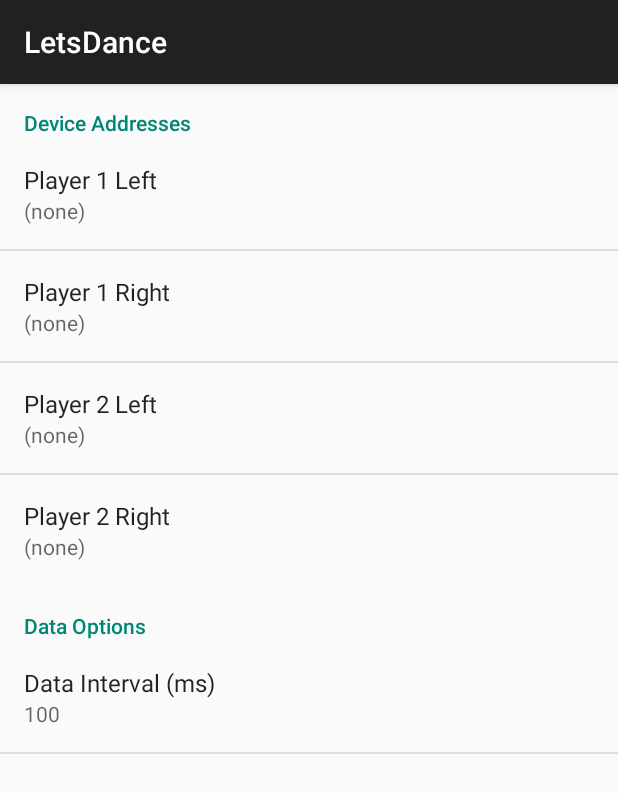
After one commit to hirokiht/LetsDance, an Android app: the fragment SettingsFragment shown on its own in the app's theme, on a phone screen of 412 x 824 dp. The commit adds this screen. Shown: the top 793 px of the screen. Run offline under Robolectric (Android 15) with nearby library versions, the phone set to English and light mode, and no system bars.

Commit message:
Added preference to select device and sensor interval

```diff
--- a/app/src/main/AndroidManifest.xml
+++ b/app/src/main/AndroidManifest.xml
@@ -2,6 +2,7 @@
 <manifest xmlns:android="http://schemas.android.com/apk/res/android"
     package="tw.edu.ncku.letsdance" >
     <uses-permission android:name="android.permission.BLUETOOTH" />
+    <uses-permission android:name="android.permission.BLUETOOTH_ADMIN" />
     <uses-feature android:name="android.hardware.bluetooth_le" android:required="true"/>
     <application
         android:allowBackup="true"
@@ -13,7 +14,6 @@
             android:label="@string/app_name" >
             <intent-filter>
                 <action android:name="android.intent.action.MAIN" />
-
                 <category android:name="android.intent.category.LAUNCHER" />
             </intent-filter>
         </activity>
--- /dev/null
+++ b/app/src/main/java/tw/edu/ncku/letsdance/SettingsFragment.java
@@ -0,0 +1,114 @@
+package tw.edu.ncku.letsdance;
+
+import android.bluetooth.BluetoothDevice;
+import android.bluetooth.BluetoothManager;
+import android.bluetooth.BluetoothProfile;
+import android.content.BroadcastReceiver;
+import android.content.Context;
+import android.content.Intent;
+import android.content.IntentFilter;
+import android.os.Bundle;
+import android.preference.EditTextPreference;
+import android.preference.ListPreference;
+import android.preference.Preference;
+import android.preference.PreferenceFragment;
+import android.support.annotation.NonNull;
+import android.support.v4.content.LocalBroadcastManager;
+import android.view.LayoutInflater;
+import android.view.View;
+import android.view.ViewGroup;
+import android.widget.Toast;
+
+import java.util.ArrayList;
+
+
+/**
+ * A simple {@link PreferenceFragment} subclass.
+ */
+public class SettingsFragment extends PreferenceFragment implements Preference.OnPreferenceChangeListener, Preference.OnPreferenceClickListener {
+    ListPreference[] macs = null;
+    EditTextPreference interval = null;
+    BluetoothManager btManager = null;
+    ArrayList<String> addresses = new ArrayList<>();
+    ArrayList<String> names = new ArrayList<>();
+
+    public SettingsFragment() {
+        addresses.add("");
+        names.add("(none)");
+    }
+
+    @Override
+    public void onCreate(Bundle savedInstanceState) {
+        super.onCreate(savedInstanceState);
+        btManager = (BluetoothManager) getActivity().getSystemService(Context.BLUETOOTH_SERVICE);
+        addPreferencesFromResource(R.xml.preferences);
+        macs = new ListPreference[]{(ListPreference)findPreference("mac0"),(ListPreference)findPreference("mac1"),
+                (ListPreference)findPreference("mac2"),(ListPreference)findPreference("mac3")};
+        interval = (EditTextPreference) findPreference("interval");
+        interval.setSummary(interval.getText());
+        interval.setOnPreferenceChangeListener(this);
+        for(ListPreference mac : macs) {
+            mac.setOnPreferenceChangeListener(this);
+            mac.setOnPreferenceClickListener(this);
+            mac.setEntries(names.toArray(new String[names.size()]));
+            mac.setEntryValues(addresses.toArray(new String[addresses.size()]));
+            if(mac.getValue() == null)
+                mac.setValueIndex(0);
+        }
+        for(BluetoothDevice device : btManager.getConnectedDevices(BluetoothProfile.GATT)){
+            if(addresses.contains(device.getAddress()))
+                continue;
+            addresses.add(device.getAddress());
+            names.add(device.getName()+" ("+device.getAddress()+")");
+            for(ListPreference mac : macs) {
+                mac.setEntries(names.toArray(new String[names.size()]));
+                mac.setEntryValues(addresses.toArray(new String[addresses.size()]));
+            }
+        }
+        LocalBroadcastManager.getInstance(getActivity()).registerReceiver(new BroadcastReceiver(){
+            @Override
+            public void onReceive(Context context, Intent intent) {
+                if(!intent.getStringExtra("type").equals("device"))
+                    return;
+                final BluetoothDevice device = intent.getParcelableExtra("device");
+                if(addresses.contains(device.getAddress()))
+                    return;
+                addresses.add(device.getAddress());
+                names.add(device.getName()+" ("+device.getAddress()+")");
+                for(ListPreference mac : macs) {
+                    mac.setEntries(names.toArray(new String[names.size()]));
+                    mac.setEntryValues(addresses.toArray(new String[addresses.size()]));
+                }
+            }
+        } ,new IntentFilter("btCb"));
+        BleService.discoverDevices(getActivity());
+    }
+
+    @Override
+    public View onCreateView(@NonNull LayoutInflater inflater, ViewGroup container,
+                             Bundle savedInstanceState) {
+        // Inflate the layout for this fragment
+        return inflater.inflate(R.layout.fragment_settings, container, false);
+    }
+
+    @Override
+    public boolean onPreferenceChange(Preference preference, Object newValue) {
+        if(preference == interval) {
+            preference.setSummary(newValue.toString());
+            return true;
+        }
+        if(newValue == null || newValue.toString().length() == 0)
+            return true;
+        for(ListPreference mac : macs)
+            if(newValue.equals(mac.getValue())) {
+                Toast.makeText(getActivity(),"Already selected!",Toast.LENGTH_SHORT).show();
+                return false;
+            }
+        return true;
+    }
+
+    @Override
+    public boolean onPreferenceClick(Preference preference) {
+        return true;
+    }
+}
--- /dev/null
+++ b/app/src/main/res/layout/fragment_settings.xml
@@ -0,0 +1,7 @@
+<FrameLayout xmlns:android="http://schemas.android.com/apk/res/android"
+    xmlns:tools="http://schemas.android.com/tools" android:layout_width="match_parent"
+    android:layout_height="match_parent" tools:context="tw.edu.ncku.letsdance.SettingsFragment">
+    <ListView android:id="@android:id/list"
+        android:layout_width="match_parent"
+        android:layout_height="match_parent" />
+</FrameLayout>
--- a/app/src/main/res/menu/menu_main.xml
+++ b/app/src/main/res/menu/menu_main.xml
@@ -2,5 +2,5 @@
     xmlns:app="http://schemas.android.com/apk/res-auto"
     xmlns:tools="http://schemas.android.com/tools" tools:context=".MainActivity">
     <item android:id="@+id/action_settings" android:title="@string/action_settings"
-        android:orderInCategory="100" app:showAsAction="never" />
+        android:orderInCategory="100" app:showAsAction="always" />
 </menu>
--- /dev/null
+++ b/app/src/main/res/xml/preferences.xml
@@ -0,0 +1,13 @@
+<?xml version="1.0" encoding="utf-8"?>
+<PreferenceScreen xmlns:android="http://schemas.android.com/apk/res/android">
+    <PreferenceCategory android:title="Device Addresses">
+        <ListPreference android:summary="%s" android:key="mac0" android:title="Player 1 Left" />
+        <ListPreference android:summary="%s" android:key="mac1" android:title="Player 1 Right" />
+        <ListPreference android:summary="%s" android:key="mac2" android:title="Player 2 Left" />
+        <ListPreference android:summary="%s" android:key="mac3" android:title="Player 2 Right" />
+    </PreferenceCategory>
+    <PreferenceCategory android:title="Data Options">
+        <EditTextPreference android:title="Data Interval (ms)" android:defaultValue="100"
+            android:key="interval" android:inputType="number" android:maxLength="3" />
+    </PreferenceCategory>
+</PreferenceScreen>
```
Also changed, not shown: app/src/main/java/tw/edu/ncku/letsdance/BleService.java (+53 -15 lines), app/src/main/java/tw/edu/ncku/letsdance/MainActivity.java (+75 -24 lines), app/src/main/java/tw/edu/ncku/letsdance/SensorFragment.java (+31 -3 lines).
